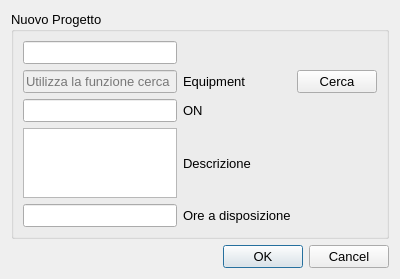
This is Include/uis/dlgs/NewProjectDialog.ui in pantof/DailyNotes as Qt 5 draws it before an edit. The edited form follows.
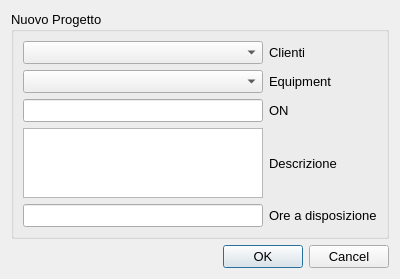
This is the edited form.

```diff
--- a/Include/uis/dlgs/NewProjectDialog.ui
+++ b/Include/uis/dlgs/NewProjectDialog.ui
@@ -37,62 +37,55 @@
       <string>Nuovo Progetto</string>
      </property>
      <layout class="QGridLayout" name="gridLayout">
-      <item row="5" column="1">
+      <item row="6" column="1">
        <widget class="QLabel" name="label_4">
         <property name="text">
          <string>Ore a disposizione</string>
         </property>
        </widget>
       </item>
-      <item row="2" column="0">
+      <item row="3" column="0">
        <widget class="QLineEdit" name="lineEdit_NumeroON"/>
       </item>
-      <item row="1" column="1">
+      <item row="4" column="0">
+       <widget class="QTextEdit" name="textEdit_Descrizione"/>
+      </item>
+      <item row="2" column="1">
        <widget class="QLabel" name="label">
         <property name="text">
          <string>Equipment</string>
         </property>
        </widget>
       </item>
-      <item row="2" column="1">
+      <item row="3" column="1">
        <widget class="QLabel" name="label_2">
         <property name="text">
          <string>ON</string>
         </property>
        </widget>
       </item>
-      <item row="5" column="0">
+      <item row="6" column="0">
        <widget class="QLineEdit" name="lineEdit_OreDisponibili"/>
       </item>
-      <item row="1" column="2">
-       <widget class="QPushButton" name="pushButton_Cerca">
-        <property name="text">
-         <string>Cerca</string>
-        </property>
-       </widget>
-      </item>
-      <item row="1" column="0">
-       <widget class="QLineEdit" name="lineEdit_Equip">
-        <property name="enabled">
-         <bool>false</bool>
-        </property>
-        <property name="placeholderText">
-         <string>Utilizza la funzione cerca</string>
-        </property>
-       </widget>
-      </item>
       <item row="0" column="0">
-       <widget class="QLineEdit" name="lineEdit_ClienteID"/>
+       <widget class="QComboBox" name="comboBox_Cliente"/>
       </item>
-      <item row="3" column="1">
+      <item row="4" column="1">
        <widget class="QLabel" name="label_3">
         <property name="text">
          <string>Descrizione</string>
         </property>
        </widget>
       </item>
-      <item row="3" column="0">
-       <widget class="QTextEdit" name="textEdit_Descrizione"/>
+      <item row="2" column="0">
+       <widget class="QComboBox" name="comboBox_Equip"/>
+      </item>
+      <item row="0" column="1">
+       <widget class="QLabel" name="label_5">
+        <property name="text">
+         <string>Clienti</string>
+        </property>
+       </widget>
       </item>
      </layout>
     </widget>
```
